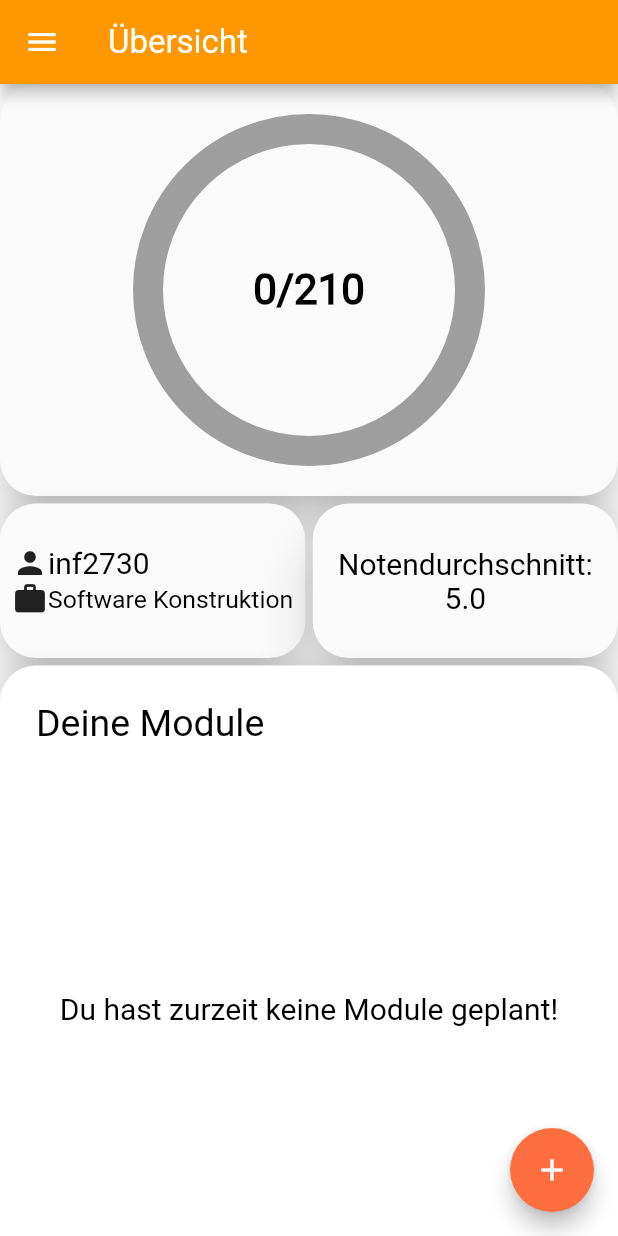
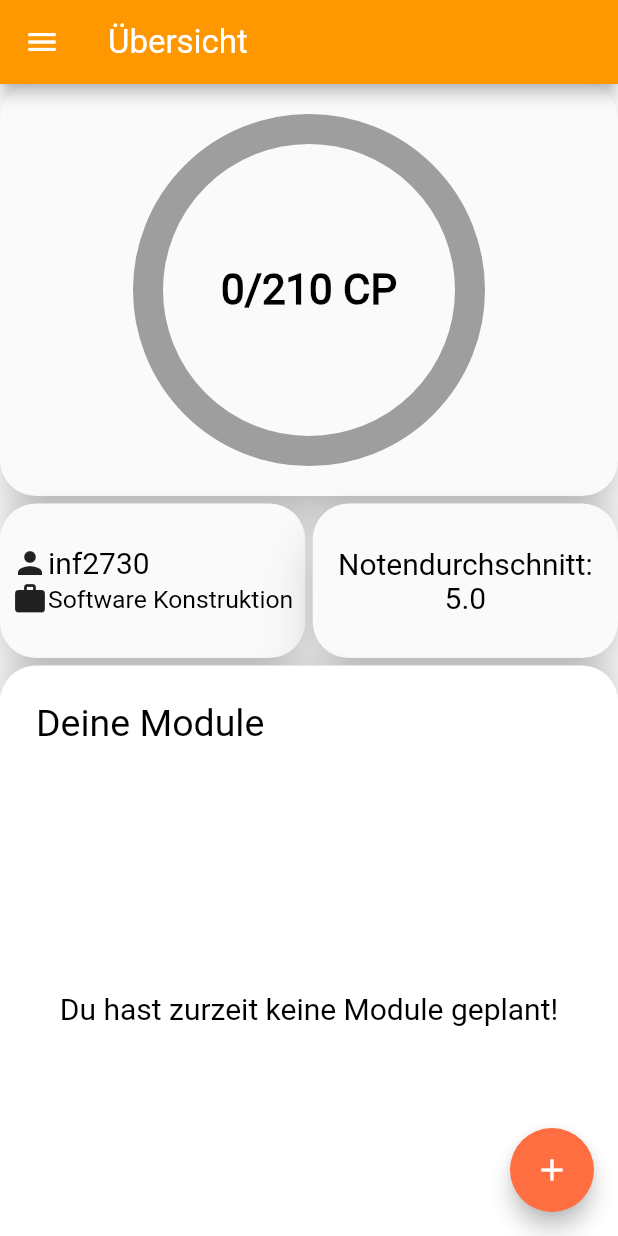
Before and after one commit to AlfredTachi/MyStudyBuddy2020, a Flutter app: the screen it shows after launch, on a phone screen of 412 x 824 dp. Run offline on Flutter 3.47's test engine with Material 2 defaults, Android fonts, the phone set to English and light mode, and no system bars; our stand-ins replace percent_indicator, photo_view, smooth_star_rating, webview_flutter; missing offline and left inert: flutter_plugin_pdf_viewer.

Commit message:
added "cp" to progessbar

```diff
--- a/lib/dashboard/progress_bar/progress_bar.dart
+++ b/lib/dashboard/progress_bar/progress_bar.dart
@@ -102,7 +102,7 @@ class ProgressBarState extends State<ProgressBar>
     return FittedBox(
       fit: BoxFit.cover,
       child: Text(
-        creditPoints.toString() + "/" + maxCreditPoints.toString(),
+        creditPoints.toString() + "/" + maxCreditPoints.toString() + " CP",
         style: TextStyle(
             fontSize: 28, fontWeight: FontWeight.w800),
       ),
```
